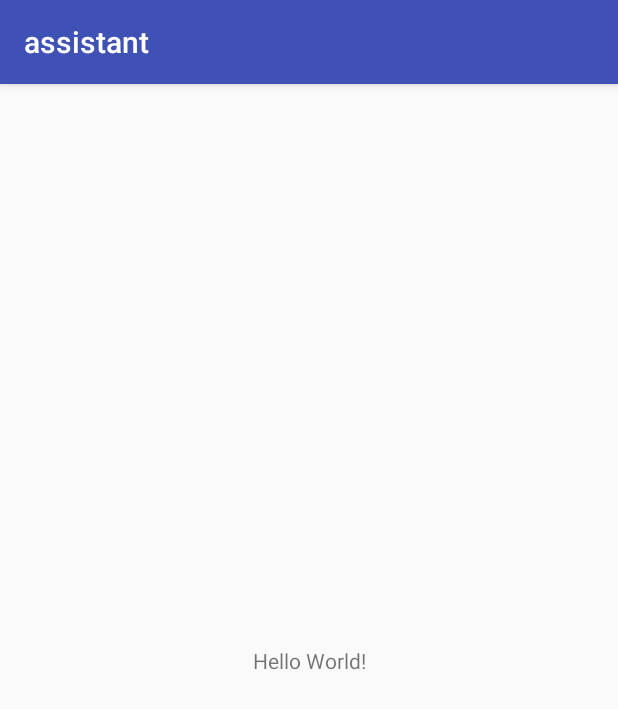
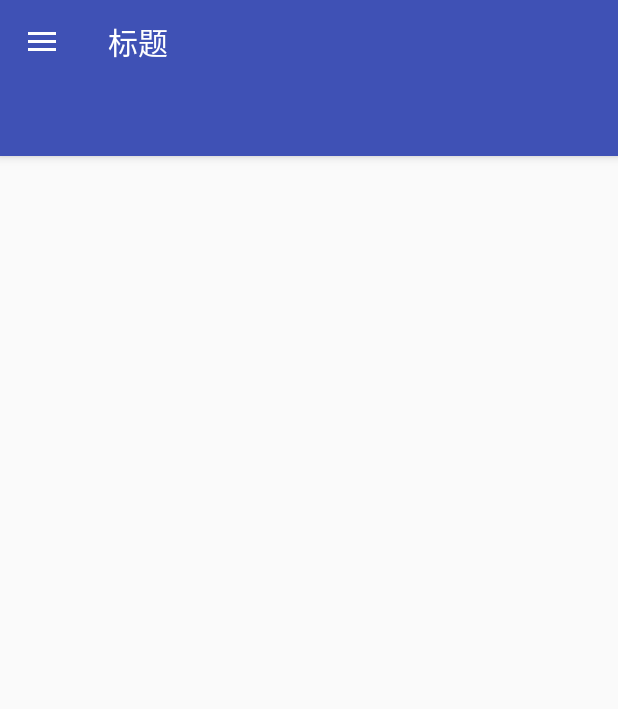
Before and after one commit to yfwang0810/assistant, an Android app: the screen it shows after launch (MainActivity), on a phone screen of 412 x 824 dp. Shown: the top 709 px of the screen. Run offline under Robolectric (Android 15) with nearby library versions, the phone set to English and light mode, and no system bars.

Commit message:
基础框架构建

```diff
--- a/app/build.gradle
+++ b/app/build.gradle
@@ -37,7 +37,6 @@ dependencies {
     compile 'de.hdodenhof:circleimageview:2.1.0'
     compile 'com.android.support:recyclerview-v7:25.3.1'
     compile 'com.android.support:cardview-v7:25.3.1'
-    compile 'com.jakewharton:butterknife:8.5.1'
     compile 'com.google.dagger:dagger:2.4'
     apt 'com.google.dagger:dagger-compiler:2.4'
     compile files('libs/eventbus-2.4.0.jar')
--- a/app/src/main/AndroidManifest.xml
+++ b/app/src/main/AndroidManifest.xml
@@ -5,10 +5,11 @@
     <application
         android:allowBackup="true"
         android:icon="@mipmap/ic_launcher"
+        android:name=".global.MobileApplication"
         android:label="@string/app_name"
         android:roundIcon="@mipmap/ic_launcher_round"
         android:supportsRtl="true"
-        android:theme="@style/AppTheme">
+        android:theme="@style/AppTheme.NoActionBar">
         <activity android:name=".activity.MainActivity">
             <intent-filter>
                 <action android:name="android.intent.action.MAIN" />
--- a/app/src/main/java/com/yfwang/assistant/activity/MainActivity.java
+++ b/app/src/main/java/com/yfwang/assistant/activity/MainActivity.java
@@ -1,15 +1,56 @@
 package com.yfwang.assistant.activity;
 
-import android.support.v7.app.AppCompatActivity;
 import android.os.Bundle;
+import android.support.design.widget.NavigationView;
+import android.support.design.widget.TabLayout;
+import android.support.v4.view.GravityCompat;
+import android.support.v4.view.ViewPager;
+import android.support.v4.widget.DrawerLayout;
+import android.support.v7.app.ActionBarDrawerToggle;
+import android.support.v7.widget.Toolbar;
+import android.view.View;
 
 import com.yfwang.assistant.R;
+import com.yfwang.assistant.base.BaseActivity;
 
-public class MainActivity extends AppCompatActivity {
+public class MainActivity extends BaseActivity {
+
+    Toolbar toolbar;
+    TabLayout tabLayout;
+    ViewPager viewPager;
+    NavigationView nv;
+    DrawerLayout drawerLayout;
+
 
     @Override
     protected void onCreate(Bundle savedInstanceState) {
         super.onCreate(savedInstanceState);
         setContentView(R.layout.activity_main);
+        initView();
+        initData();
+
+    }
+
+    private void initData() {
+        toolbar.setNavigationOnClickListener(new View.OnClickListener() {
+            @Override
+            public void onClick(View view) {
+                drawerLayout.openDrawer(GravityCompat.START);
+            }
+        });
+        //设置Toolbar和DrawerLayout实现动画和联动
+        ActionBarDrawerToggle toggle = new ActionBarDrawerToggle(
+                this, drawerLayout, toolbar, R.string.navigation_drawer_open, R.string.navigation_drawer_close);
+        drawerLayout.addDrawerListener(toggle);
+        toggle.syncState();
+
+    }
+
+    private void initView() {
+        toolbar = (Toolbar) findViewById(R.id.toobar);
+        tabLayout = (TabLayout) findViewById(R.id.tab);
+        viewPager = (ViewPager) findViewById(R.id.pager);
+        nv = (NavigationView) findViewById(R.id.nav_view);
+        drawerLayout = (DrawerLayout) findViewById(R.id.drawer_layout);
     }
 }
--- a/app/src/main/java/com/yfwang/assistant/base/BaseActivity.java
+++ b/app/src/main/java/com/yfwang/assistant/base/BaseActivity.java
@@ -28,4 +28,7 @@ public class BaseActivity extends AppCompatActivity {
 
 
     }
+
+
+
 }
--- a/app/src/main/res/layout/activity_main.xml
+++ b/app/src/main/res/layout/activity_main.xml
@@ -1,18 +1,55 @@
 <?xml version="1.0" encoding="utf-8"?>
-<android.support.constraint.ConstraintLayout xmlns:android="http://schemas.android.com/apk/res/android"
+<android.support.v4.widget.DrawerLayout xmlns:android="http://schemas.android.com/apk/res/android"
     xmlns:app="http://schemas.android.com/apk/res-auto"
     xmlns:tools="http://schemas.android.com/tools"
+    android:id="@+id/drawer_layout"
     android:layout_width="match_parent"
     android:layout_height="match_parent"
+    android:fitsSystemWindows="true"
     tools:context="com.yfwang.assistant.activity.MainActivity">
 
-    <TextView
-        android:layout_width="wrap_content"
-        android:layout_height="wrap_content"
-        android:text="Hello World!"
-        app:layout_constraintBottom_toBottomOf="parent"
-        app:layout_constraintLeft_toLeftOf="parent"
-        app:layout_constraintRight_toRightOf="parent"
-        app:layout_constraintTop_toTopOf="parent" />
+    <android.support.design.widget.CoordinatorLayout
+        android:layout_width="match_parent"
+        android:layout_height="match_parent">
 
-</android.support.constraint.ConstraintLayout>
+        <android.support.design.widget.AppBarLayout
+            android:layout_width="match_parent"
+            android:layout_height="wrap_content">
+
+            <android.support.v7.widget.Toolbar
+                android:id="@+id/toobar"
+                android:layout_width="match_parent"
+                android:layout_height="?attr/actionBarSize"
+                android:background="?attr/colorPrimary"
+                android:popupTheme="@style/ThemeOverlay.AppCompat.Light"
+                android:theme="@style/ThemeOverlay.AppCompat.Dark.ActionBar"
+                app:layout_scrollFlags="scroll|enterAlways|snap"
+                app:popupTheme="@style/ThemeOverlay.AppCompat.Light"
+                app:title="标题"
+
+                />
+
+            <android.support.design.widget.TabLayout
+                android:id="@+id/tab"
+                android:layout_width="match_parent"
+                android:layout_height="wrap_content" />
+
+        </android.support.design.widget.AppBarLayout>
+
+        <android.support.v4.view.ViewPager
+            android:id="@+id/pager"
+            android:layout_width="match_parent"
+            android:layout_height="match_parent"
+            app:layout_behavior="@string/appbar_scrolling_view_behavior" />
+
+    </android.support.design.widget.CoordinatorLayout>
+
+    <android.support.design.widget.NavigationView
+        android:id="@+id/nav_view"
+        android:layout_width="match_parent"
+        android:layout_height="match_parent"
+        android:layout_gravity="start"
+        app:headerLayout="@layout/nav_header"
+        app:menu="@menu/nav_menu" />
+
+</android.support.v4.widget.DrawerLayout>
--- a/app/src/main/res/values/strings.xml
+++ b/app/src/main/res/values/strings.xml
@@ -1,3 +1,6 @@
 <resources>
     <string name="app_name">assistant</string>
+
+    <string name="navigation_drawer_open">Open navigation drawer</string>
+    <string name="navigation_drawer_close">Close navigation drawer</string>
 </resources>
--- a/app/src/main/res/values/styles.xml
+++ b/app/src/main/res/values/styles.xml
@@ -8,4 +8,14 @@
         <item name="colorAccent">@color/colorAccent</item>
     </style>
 
+
+    <!-- Base application theme. -->
+    <style name="AppTheme.NoActionBar" parent="Theme.AppCompat.Light.NoActionBar">
+        <!-- Customize your theme here. -->
+        <item name="colorPrimary">@color/colorPrimary</item>
+        <item name="colorPrimaryDark">@color/colorPrimaryDark</item>
+        <item name="colorAccent">@color/colorAccent</item>
+    </style>
+
+
 </resources>
```
Also changed, not shown: app/src/main/res/layout/nav_header.xml (added, +30 -0 lines), app/src/main/res/menu/menu_main.xml (deleted, +0 -19 lines), app/src/main/res/menu/toolbar.xml (deleted, +0 -17 lines), app/src/main/res/drawable-xhdpi/ic_menu.png (added), app/src/main/res/drawable-xhdpi/nav_call.png (added), app/src/main/res/drawable-xhdpi/nav_friends.png (added), app/src/main/res/drawable-xhdpi/nav_icon.png (added), app/src/main/res/drawable-xhdpi/nav_location.png (added), app/src/main/res/drawable-xhdpi/nav_mail.png (added), app/src/main/res/drawable-xhdpi/nav_task.png (added).
